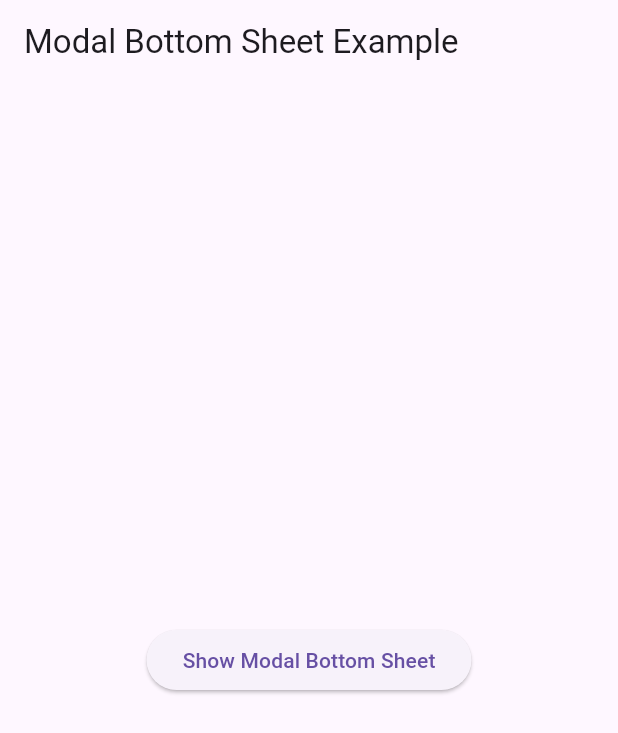
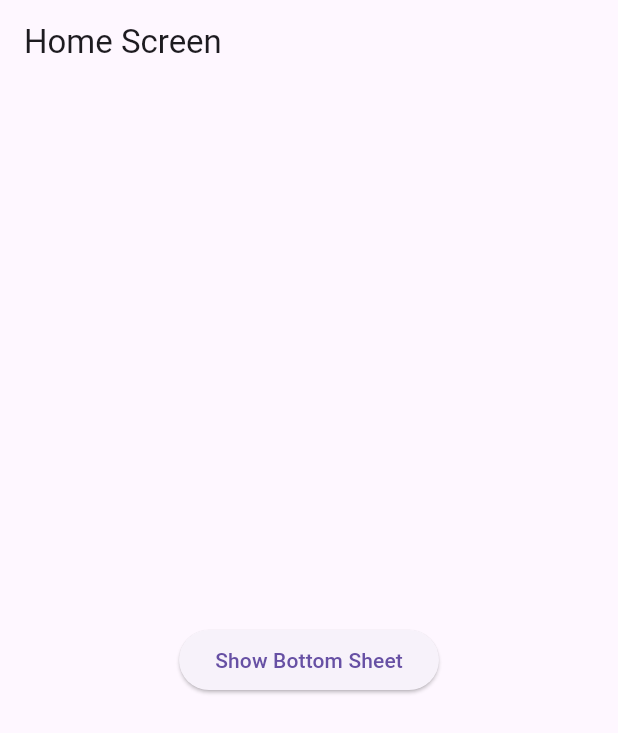
Before and after one commit to OurLokman/practice_flutter_project, a Flutter app: the screen it shows after launch, on a phone screen of 412 x 824 dp. Shown: the top 733 px of the screen. Run offline on Flutter 3.47's test engine with Material 3 defaults, Android fonts, the phone set to English and light mode, and no system bars.

```diff
--- a/lib/main.dart
+++ b/lib/main.dart
@@ -8,8 +8,22 @@ class MyApp extends StatelessWidget {
   @override
   Widget build(BuildContext context) {
     return MaterialApp(
-      home: Scaffold(
-        appBar: AppBar(title: Text('Modal Bottom Sheet Example')),
+      title: 'Flutter Demo',
+      theme: ThemeData(
+        primarySwatch: Colors.blue,
+      ),
+      home: HomeScreen(),
+    );
+  }
+}
+
+class HomeScreen extends StatelessWidget {
+  @override
+  Widget build(BuildContext context) {
+    return Scaffold(
+      appBar: AppBar(
+        title: Text('Home Screen'),
+      ),
       body: Center(
         child: ElevatedButton(
           onPressed: () {
@@ -37,8 +51,7 @@ class MyApp extends StatelessWidget {
               },
             );
           },
-            child: Text('Show Modal Bottom Sheet'),
-          ),
+          child: Text('Show Bottom Sheet'),
         ),
       ),
     );
```
Lines whose indentation alone changed are shown as unchanged.
